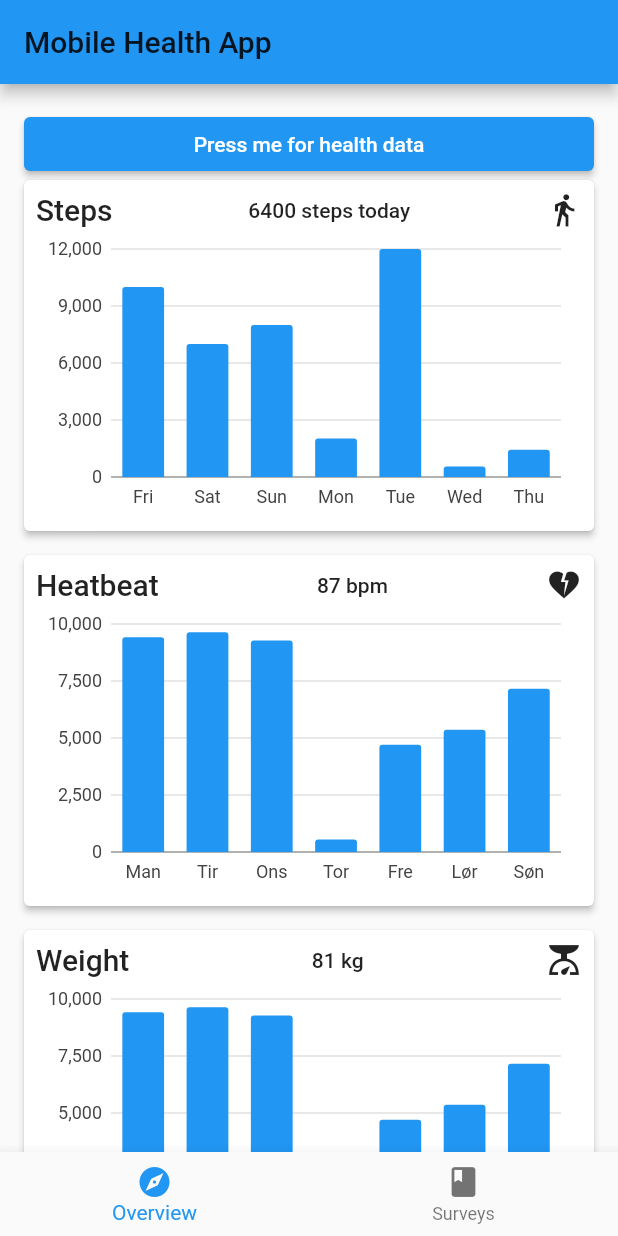
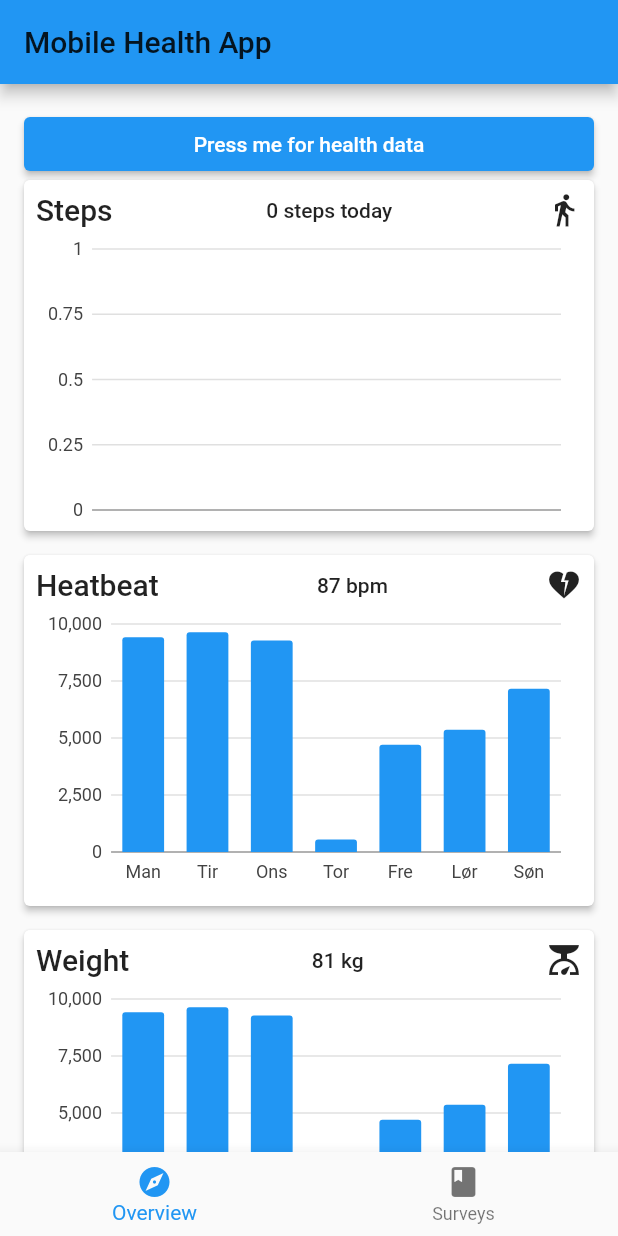
Before and after one commit to mikklf/flutter_health_app, a Flutter app: the screen it shows after launch, on a phone screen of 412 x 824 dp. Run offline on Flutter 3.47's test engine with Material 2 defaults, Android fonts, the phone set to English and light mode, and no system bars; our stand-ins replace bloc, community_charts_flutter, device_info_plus, equatable, flutter_bloc, get_it and 1 more; missing offline and left inert: health, research_package; accounts and stored records are empty.

Commit message:
Update steps widget and add bloc

```diff
--- /dev/null
+++ b/lib/src/business_logic/cubit/steps_cubit.dart
@@ -0,0 +1,27 @@
+import 'package:bloc/bloc.dart';
+import 'package:equatable/equatable.dart';
+import 'package:flutter_health_app/src/data/models/steps.dart';
+import 'package:flutter_health_app/src/data/repositories/step_repository.dart';
+
+part 'steps_state.dart';
+
+class StepsCubit extends Cubit<StepsCubitState> {
+  final StepRepository _stepRepository;
+
+  StepsCubit(this._stepRepository) : super(const StepsCubitState());
+
+  /// Calls the [StepRepository] to get the steps for the current day.
+  Future<void> getLastestSteps(int numOfDays) async {
+    var steps = await _stepRepository.getStepsInRange(
+        DateTime.now().subtract(Duration(days: numOfDays - 1)), DateTime.now());
+
+    steps.sort((a, b) => a.date.compareTo(b.date));
+
+    var stepsToday = 0;
+    if (steps.isNotEmpty) {
+      stepsToday = steps.last.steps;
+    }
+
+    emit(state.copyWith(steps: steps, stepsToday: stepsToday));
+  }
+}
--- /dev/null
+++ b/lib/src/business_logic/cubit/steps_state.dart
@@ -0,0 +1,25 @@
+part of 'steps_cubit.dart';
+
+final class StepsCubitState extends Equatable {
+
+  final List<Steps> steps;
+  final int stepsToday;
+
+  const StepsCubitState({
+    this.steps = const [],
+    this.stepsToday = 0,
+  });
+
+  @override
+  List<Object> get props => [steps, stepsToday];
+
+  StepsCubitState copyWith({
+    List<Steps>? steps,
+    int? stepsToday,
+  }) {
+    return StepsCubitState(
+      steps: steps ?? this.steps,
+      stepsToday: stepsToday ?? this.stepsToday,
+    );
+  }
+}
--- a/lib/src/presentation/screens/overview_screen/overview_screen.dart
+++ b/lib/src/presentation/screens/overview_screen/overview_screen.dart
@@ -1,5 +1,9 @@
+import 'dart:math';
+
 import 'package:flutter/material.dart';
 import 'package:flutter_health_app/di.dart';
+import 'package:flutter_health_app/domain/interfaces/step_provider.dart';
+import 'package:flutter_health_app/src/data/dataproviders/health_step_provider.dart';
 import 'package:flutter_health_app/src/data/repositories/step_repository.dart';
 
 import 'widgets/heartbeat_widget.dart';
@@ -32,6 +36,8 @@ class OverviewScreen extends StatelessWidget {
   void _healthButtonPressed() async {
     var _stepRepository = services.get<StepRepository>();
 
+    await _stepRepository.updateStepsForDay(DateTime.now(), Random().nextInt(1000));
+
     var steps = await _stepRepository.getStepsForDay(DateTime.now());
 
     print("Steps: $steps");
--- a/lib/src/presentation/screens/overview_screen/widgets/steps_widget.dart
+++ b/lib/src/presentation/screens/overview_screen/widgets/steps_widget.dart
@@ -1,9 +1,11 @@
-import 'dart:math';
-
 import 'package:flutter/material.dart';
 import 'package:community_charts_flutter/community_charts_flutter.dart'
     as charts;
+import 'package:flutter_bloc/flutter_bloc.dart';
+import 'package:flutter_health_app/di.dart';
+import 'package:flutter_health_app/src/business_logic/cubit/steps_cubit.dart';
 import 'package:flutter_health_app/src/data/models/steps.dart';
+import 'package:flutter_health_app/src/data/repositories/step_repository.dart';
 
 class StepsWidget extends StatelessWidget {
   const StepsWidget({
@@ -12,6 +14,12 @@ class StepsWidget extends StatelessWidget {
 
   @override
   Widget build(BuildContext context) {
+    return BlocProvider(
+      create: (_) => StepsCubit(
+        services.get<StepRepository>(),
+      )..getLastestSteps(7),
+      child: BlocBuilder<StepsCubit, StepsCubitState>(
+        builder: (context, state) {
           return SizedBox(
               height: 250,
               child: Card(
@@ -20,46 +28,35 @@ class StepsWidget extends StatelessWidget {
                 child: Padding(
                   padding: const EdgeInsets.all(8.0),
                   child: Column(children: [
-              _buildHeader(context, 6400),
-              _buildChart(context),
+                    _buildHeader(context, state),
+                    _buildChart(context, state),
                   ]),
                 ),
               ));
+        },
+      ),
+    );
   }
 
-  Widget _buildHeader(BuildContext context, int steps) {
+  Widget _buildHeader(BuildContext context, StepsCubitState state) {
     return Row(
       mainAxisAlignment: MainAxisAlignment.spaceBetween,
       children: [
         Text("Steps", style: Theme.of(context).textTheme.titleLarge),
-        Text("$steps steps today",
+        Text("${state.stepsToday} steps today",
             style: Theme.of(context).textTheme.bodyLarge),
         const Icon(Icons.directions_walk),
       ],
     );
   }
 
-  Widget _buildChart(BuildContext context) {
-    final random = Random();
-
-    final data = [
-      Steps(steps: 10000, date: DateTime.now().subtract(Duration(days: 6))),
-      Steps(steps: 7000, date: DateTime.now().subtract(Duration(days: 5))),
-      Steps(steps: 8000, date: DateTime.now().subtract(Duration(days: 4))),
-      Steps(steps: 2030, date: DateTime.now().subtract(Duration(days: 3))),
-      Steps(steps: 12000, date: DateTime.now().subtract(Duration(days: 2))),
-      Steps(steps: 552, date: DateTime.now().subtract(Duration(days: 1))),
-      Steps(steps: 1440, date: DateTime.now()),
-    ];
-
-    List<String> weekNames = ['Mon', 'Tue', 'Wed', 'Thu', 'Fri', 'Sat', 'Sun'];
-
+  Widget _buildChart(BuildContext context, StepsCubitState state) {
     var chartData = [
       charts.Series<Steps, String>(
         id: 'Data',
-        domainFn: (Steps x, _) => weekNames[x.date.weekday - 1],
+        domainFn: (Steps x, _) => "${x.date.day}/${x.date.month}",
         measureFn: (Steps x, _) => x.steps,
-        data: data,
+        data: state.steps,
       )
     ];
 
```
Also changed, not shown: lib/src/data/repositories/step_repository.dart (+8 -5 lines). Lines whose indentation alone changed are shown as unchanged.
